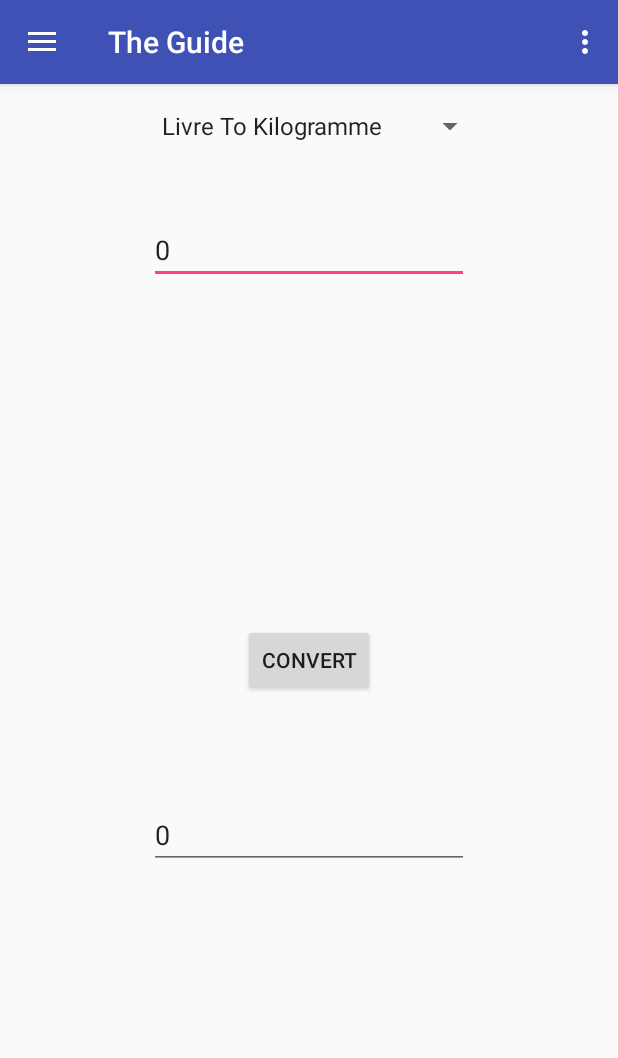
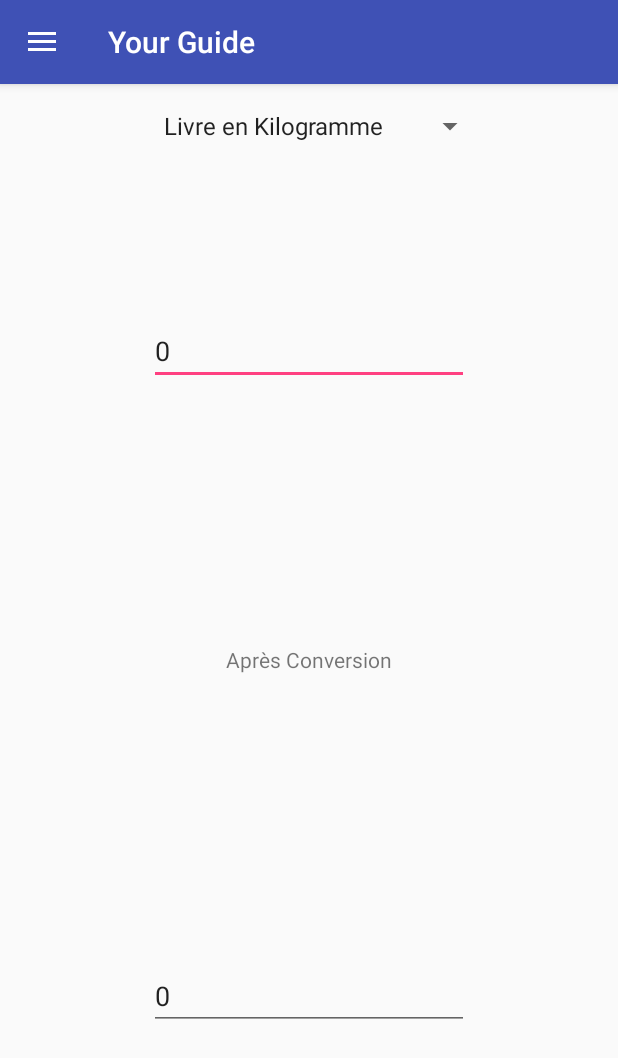
Before and after one commit to maxgfr/le-guide-du-petit-sagueneen, an Android app: the screen it shows after launch (MainActivity), in the side drawer, after a tap on "Convertisseur", on a phone screen of 412 x 824 dp. Shown: the top 1058 px of the screen. Run offline under Robolectric (Android 15) with nearby library versions, the phone set to English and light mode, and no system bars; our stand-ins replace Volley; network calls fail.

```diff
--- a/app/src/main/java/com/example/etudiant/myapplication/ConvertorDevise.java
+++ b/app/src/main/java/com/example/etudiant/myapplication/ConvertorDevise.java
@@ -219,25 +219,8 @@ public class ConvertorDevise extends android.app.Fragment {
             }
         };
 
-        Button but = (Button) view.findViewById(R.id.button2);
-
         texttoConvert.addTextChangedListener(tw);
         textConverted.addTextChangedListener(tw2);
-
-
-
-
-        but.setOnClickListener(new View.OnClickListener() {
-            @Override
-            public void onClick(View v) {
-                float fToConvert = Float.valueOf(texttoConvert.getText().toString());
-
-                float fConverted = convertTo(fToConvert,positionList,false);
-
-                textConverted.setText(String.valueOf(fConverted));
-
-            }
-        });
 
         request("CAD","EUR",0);
         return view;
--- a/app/src/main/java/com/example/etudiant/myapplication/MainActivity.java
+++ b/app/src/main/java/com/example/etudiant/myapplication/MainActivity.java
@@ -48,14 +48,14 @@ public class MainActivity extends AppCompatActivity
 
         NavigationView navigationView = (NavigationView) findViewById(R.id.nav_view);
         navigationView.setNavigationItemSelectedListener(this);
-        getSupportActionBar().setTitle("The Guide");
+        getSupportActionBar().setTitle("Your Guide");
         requestPermission();
 
 
         if(savedInstanceState==null||!savedInstanceState.getBoolean("ever_started")) {
             FragmentManager fragmentManager = getFragmentManager();
             FragmentTransaction fragmentTransaction = fragmentManager.beginTransaction();
-            ConvertorDevise fragment = new ConvertorDevise();
+            ArticleActivity fragment = new ArticleActivity();
             fragmentTransaction.add(R.id.frameLayout, fragment);
             fragmentTransaction.commit();
             createDatabase();
@@ -117,27 +117,7 @@ public class MainActivity extends AppCompatActivity
 
     }
 
-    @Override
-    public boolean onCreateOptionsMenu(Menu menu) {
-        // Inflate the menu; this adds items to the action bar if it is present.
-        getMenuInflater().inflate(R.menu.main, menu);
-        return true;
-    }
 
-    @Override
-    public boolean onOptionsItemSelected(MenuItem item) {
-        // Handle action bar item clicks here. The action bar will
-        // automatically handle clicks on the Home/Up button, so long
-        // as you specify a parent activity in AndroidManifest.xml.
-        int id = item.getItemId();
-
-        //noinspection SimplifiableIfStatement
-        if (id == R.id.action_settings) {
-            return true;
-        }
-
-        return super.onOptionsItemSelected(item);
-    }
 
     @SuppressWarnings("StatementWithEmptyBody")
     @Override
--- a/app/src/main/res/layout/activity_convertor_devise.xml
+++ b/app/src/main/res/layout/activity_convertor_devise.xml
@@ -16,31 +16,23 @@
             android:id="@+id/editText_withoutTip"
             android:layout_width="wrap_content"
             android:layout_height="wrap_content"
-            android:layout_alignParentTop="true"
-            android:layout_centerHorizontal="true"
-            android:layout_marginTop="72dp"
+            android:layout_marginTop="115dp"
             android:ems="10"
             android:inputType="numberDecimal"
-            android:text="0" />
+            android:text="0"
+            android:layout_below="@+id/list_convert"
+            android:layout_centerHorizontal="true" />
 
-        <Button
-            android:id="@+id/button2"
-            android:layout_width="wrap_content"
-            android:layout_height="wrap_content"
-            android:layout_centerHorizontal="true"
-            android:layout_centerVertical="true"
-            android:text="Convert" />
-
-        <EditText
+    <EditText
             android:id="@+id/editText_converted"
             android:layout_width="wrap_content"
             android:layout_height="wrap_content"
-            android:layout_alignStart="@+id/editText_withoutTip"
-            android:layout_below="@+id/button2"
-            android:layout_marginTop="70dp"
             android:ems="10"
             android:inputType="numberDecimal"
-            android:text="0" />
+            android:text="0"
+        android:layout_marginBottom="121dp"
+        android:layout_alignParentBottom="true"
+        android:layout_alignStart="@+id/editText_withoutTip" />
 
         <Spinner
             android:id="@+id/list_convert"
@@ -50,4 +42,12 @@
             android:layout_centerHorizontal="true"
             android:textAlignment="center" />
 
-    </RelativeLayout>
+    <TextView
+        android:id="@+id/textView"
+        android:layout_width="wrap_content"
+        android:layout_height="wrap_content"
+        android:layout_centerHorizontal="true"
+        android:layout_centerVertical="true"
+        android:text="Après Conversion" />
+
+</RelativeLayout>
--- a/app/src/main/res/layout/activity_dictionnaire.xml
+++ b/app/src/main/res/layout/activity_dictionnaire.xml
@@ -19,7 +19,6 @@
         android:layout_height="match_parent"
         android:layout_gravity="start"
         android:fitsSystemWindows="true"
-        app:headerLayout="@layout/nav_header_main"
-        app:menu="@menu/activity_dictionnaire_drawer" />
+        app:headerLayout="@layout/nav_header_main" />
 
 </android.support.v4.widget.DrawerLayout>
--- a/app/src/main/res/menu/main.xml
+++ /dev/null
@@ -1,9 +0,0 @@
-<?xml version="1.0" encoding="utf-8"?>
-<menu xmlns:android="http://schemas.android.com/apk/res/android"
-    xmlns:app="http://schemas.android.com/apk/res-auto">
-    <item
-        android:id="@+id/action_settings"
-        android:orderInCategory="100"
-        android:title="@string/action_settings"
-        app:showAsAction="never" />
-</menu>
--- a/app/src/main/res/values/strings.xml
+++ b/app/src/main/res/values/strings.xml
@@ -1,5 +1,5 @@
 <resources>
-    <string name="app_name">My Application</string>
+    <string name="app_name">Your Guide</string>
 
     <string name="navigation_drawer_open">Open navigation drawer</string>
     <string name="navigation_drawer_close">Close navigation drawer</string>
@@ -10,13 +10,13 @@
     <string name="title_activity_dictionnaire">DictionnaireActivity</string>
 
     <string-array name="list_convertion">
-        <item>Livre To Kilogramme</item>
-        <item>Pouce To Centimetre</item>
-        <item>Pied To Metre</item>
-        <item>Once To Gramme</item>
-        <item>Once liquide To Millilitre</item>
-        <item>Celsius To Fahrenheit</item>
-        <item>$CAD To €</item>
+        <item>Livre en Kilogramme</item>
+        <item>Pouce en Centimetre</item>
+        <item>Pied en Metre</item>
+        <item>Once en Gramme</item>
+        <item>Once liquide en Millilitre</item>
+        <item>Celsius en Fahrenheit</item>
+        <item>$CAD en €</item>
     </string-array>
 
     <!-- TODO: Remove or change this placeholder text -->
```
Also changed, not shown: app/src/main/java/com/example/etudiant/myapplication/InteretActivity.java (+4 -4 lines), app/src/main/res/menu/activity_article.xml (deleted, +0 -9 lines), app/src/main/res/menu/activity_dictionnaire_drawer.xml (deleted, +0 -36 lines), app/src/main/res/menu/activity_tip_calculator.xml (deleted, +0 -9 lines), app/src/main/res/menu/dictionnaire.xml (deleted, +0 -9 lines), app/src/main/ic_launcher-web.png (added), app/src/main/res/mipmap-hdpi/ic_launcher.png, app/src/main/res/mipmap-mdpi/ic_launcher.png, app/src/main/res/mipmap-xhdpi/ic_launcher.png, app/src/main/res/mipmap-xxhdpi/ic_launcher.png, app/src/main/res/mipmap-xxxhdpi/ic_launcher.png.
